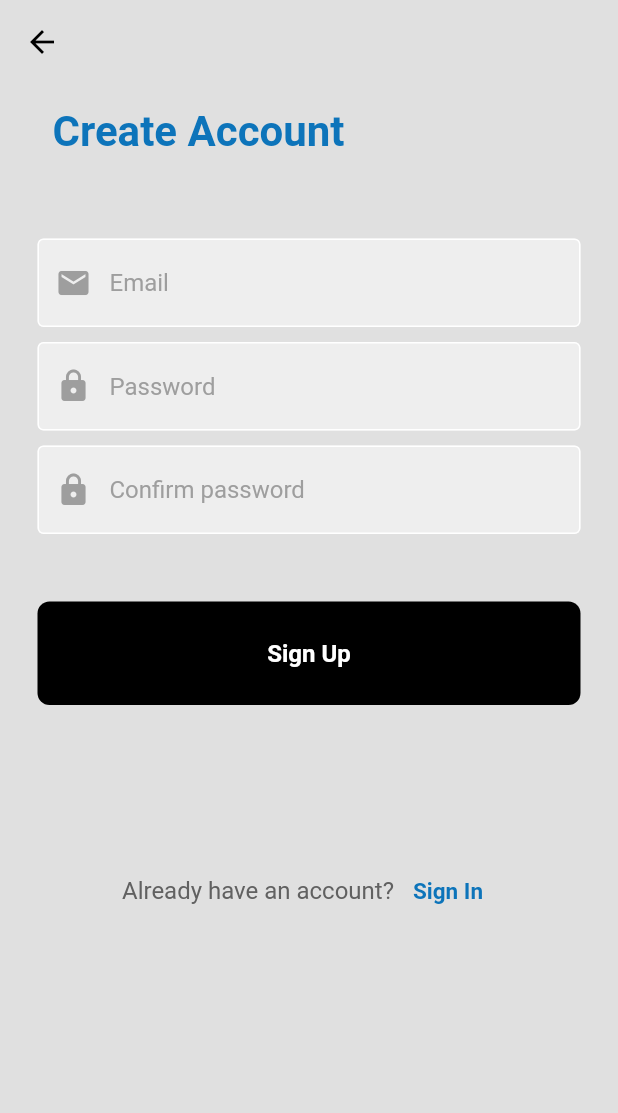
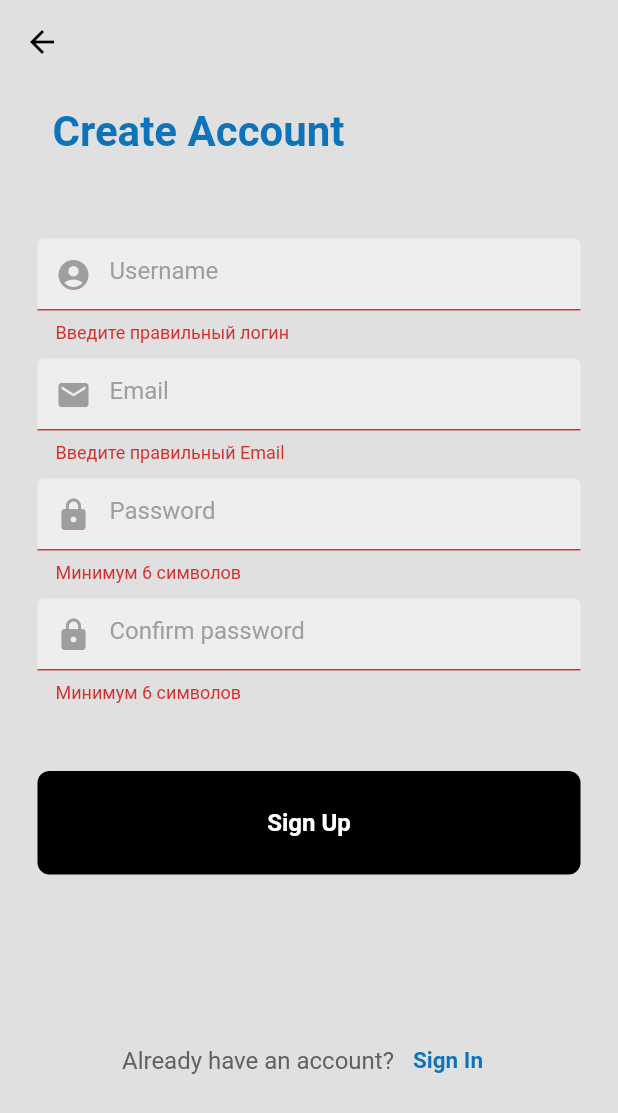
Before and after one commit to m00nlight1/PlannerETP, a Flutter app: the SignUpScreen screen opened by its route, after a tap on "Sign Up", on a phone screen of 412 x 824 dp. Shown: the top 1113 px of the screen. Run offline on Flutter 3.47's test engine with Material 2 defaults, Android fonts, the phone set to English and light mode, and no system bars; our stand-ins replace dio, email_validator, flutter_bloc, flutter_svg, freezed_annotation, get_it and 1 more.

Commit message:
Implementation of mock registration

```diff
--- a/lib/feature/auth/presentation/sign_up_screen.dart
+++ b/lib/feature/auth/presentation/sign_up_screen.dart
@@ -1,17 +1,23 @@
 import 'package:email_validator/email_validator.dart';
 import 'package:flutter/material.dart';
+import 'package:flutter_bloc/flutter_bloc.dart';
 import 'package:planner_etp/app/presentation/components/AuthButton.dart';
 import 'package:planner_etp/app/presentation/components/AuthTextField.dart';
+import 'package:planner_etp/feature/auth/domain/auth_state/auth_cubit.dart';
 
 class SignUpScreen extends StatelessWidget {
   SignUpScreen({super.key});
 
+  final usernameController = TextEditingController();
   final emailController = TextEditingController();
   final passwordController = TextEditingController();
   final passwordRepeatController = TextEditingController();
-  final GlobalKey<FormState> globalKey = GlobalKey();
+  final GlobalKey<FormState> formKey = GlobalKey();
 
-  void signUserUp() {}
+  void _onTapToSignUpButton(AuthCubit authCubit) => authCubit.signUp(
+      email: emailController.text,
+      username: usernameController.text,
+      password: passwordController.text);
 
   @override
   Widget build(BuildContext context) {
@@ -19,6 +25,8 @@ class SignUpScreen extends StatelessWidget {
     return Scaffold(
       appBar: AppBar(),
       body: SafeArea(
+        child: Form(
+          key: formKey,
           child: Center(
             child: Column(
               mainAxisAlignment: MainAxisAlignment.start,
@@ -40,6 +48,20 @@ class SignUpScreen extends StatelessWidget {
                 ),
 
                 const SizedBox(height: 55),
+
+                //username textfield
+                AuthTextField(
+                    hintText: 'Username',
+                    obscureText: false,
+                    prefixIcon:
+                        const Icon(Icons.account_circle, color: Colors.grey),
+                    controller: usernameController,
+                    validator: (username) =>
+                        username != null && username.length < 3
+                            ? 'Введите правильный логин'
+                            : null),
+
+                const SizedBox(height: 10),
 
                 // email textfield
                 AuthTextField(
@@ -83,7 +105,17 @@ class SignUpScreen extends StatelessWidget {
 
                 // sign up button
                 AuthButton(
-                onTap: (signUserUp),
+                  onTap: () {
+                    if (formKey.currentState?.validate() != true) return;
+                    if (passwordRepeatController.text !=
+                        passwordController.text) {
+                      ScaffoldMessenger.of(context).showSnackBar(const SnackBar(
+                          content: Text("Пароли должны совпадать")));
+                    } else {
+                      _onTapToSignUpButton(context.read<AuthCubit>());
+                      Navigator.of(context).pop();
+                    }
+                  },
                   text: 'Sign Up',
                 ),
 
@@ -111,6 +143,7 @@ class SignUpScreen extends StatelessWidget {
             ),
           ),
         ),
+      ),
     );
   }
 }
```
Also changed, not shown: lib/feature/auth/domain/auth_state/auth_cubit.dart (+16 -0 lines). Lines whose indentation alone changed are shown as unchanged.
